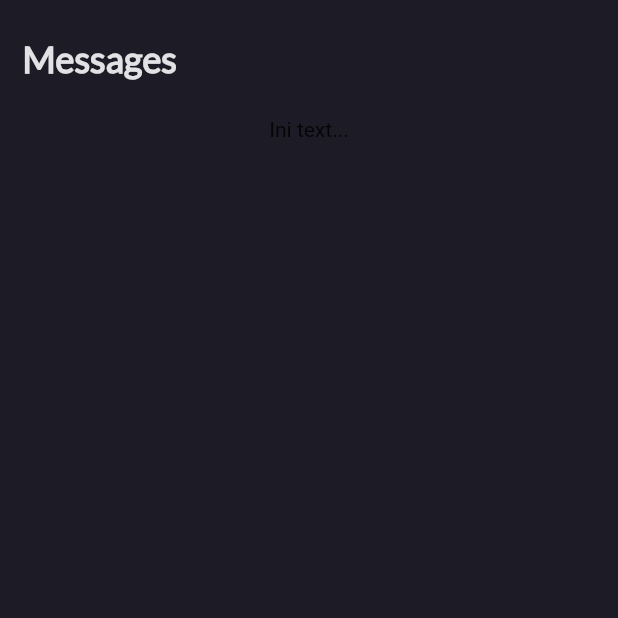
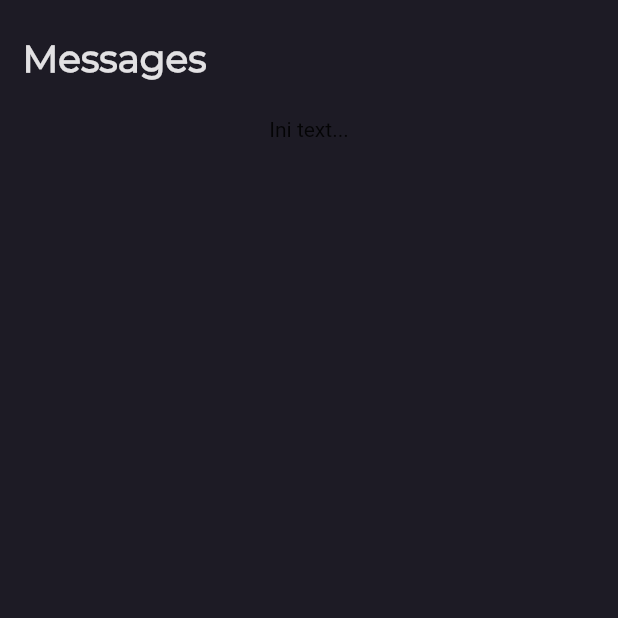
Before and after one commit to mobpro-sttb/chat-app, a Flutter app: the screen it shows after launch, on a phone screen of 412 x 824 dp, the top half of it. Run offline on Flutter 3.47's test engine with Material 2 defaults, Android fonts, the phone set to English and light mode, and no system bars; drawn by our look-alikes of curved_navigation_bar.

Commit message:
add Montserrat font and use it as default title font family

```diff
--- a/lib/layouts/default_container.dart
+++ b/lib/layouts/default_container.dart
@@ -28,9 +28,9 @@ class DefaultContainer extends StatelessWidget {
                   Text(
                     this.title,
                     style: TextStyle(
-                      fontSize: 24,
+                      fontSize: 25,
                       color: hexColor('#E2E1E3'),
-                      fontFamily: 'Lato',
+                      fontFamily: 'Montserrat',
                       fontWeight: FontWeight.bold,
                     ),
                   ),
--- a/pubspec.yaml
+++ b/pubspec.yaml
@@ -67,6 +67,11 @@ flutter:
         - asset: fonts/Lato-Regular.ttf
         - asset: fonts/Lato-Italic.ttf
           style: italic
+    - family: Montserrat
+      fonts:
+        - asset: fonts/Montserrat-Regular.ttf
+        - asset: fonts/Montserrat-Italic.ttf
+          style: italic
   #
   # For details regarding fonts from package dependencies,
   # see https://flutter.dev/custom-fonts/#from-packages
```
